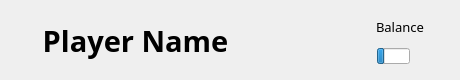
Qt form playerinfo.ui (wudi-7mi/open_ra2ob_qt6) before a commit.
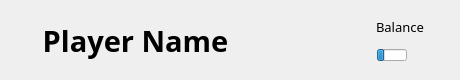
The same form after that commit. Icons and pictures are not drawn.

Patch:
```diff
--- a/playerinfo.ui
+++ b/playerinfo.ui
@@ -94,9 +94,9 @@
    <property name="geometry">
     <rect>
      <x>377</x>
-     <y>48</y>
-     <width>33</width>
-     <height>16</height>
+     <y>49</y>
+     <width>30</width>
+     <height>12</height>
     </rect>
    </property>
    <property name="value">
```
